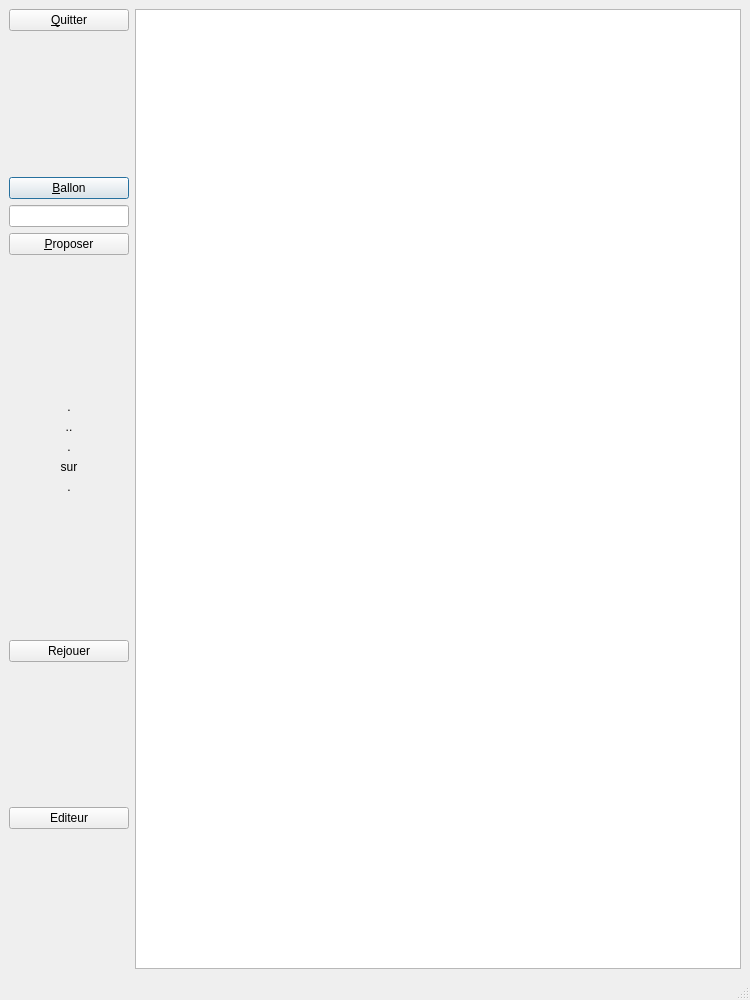
Txikilinux/leterrier-calculment, file exercice.ui: the form before one commit.
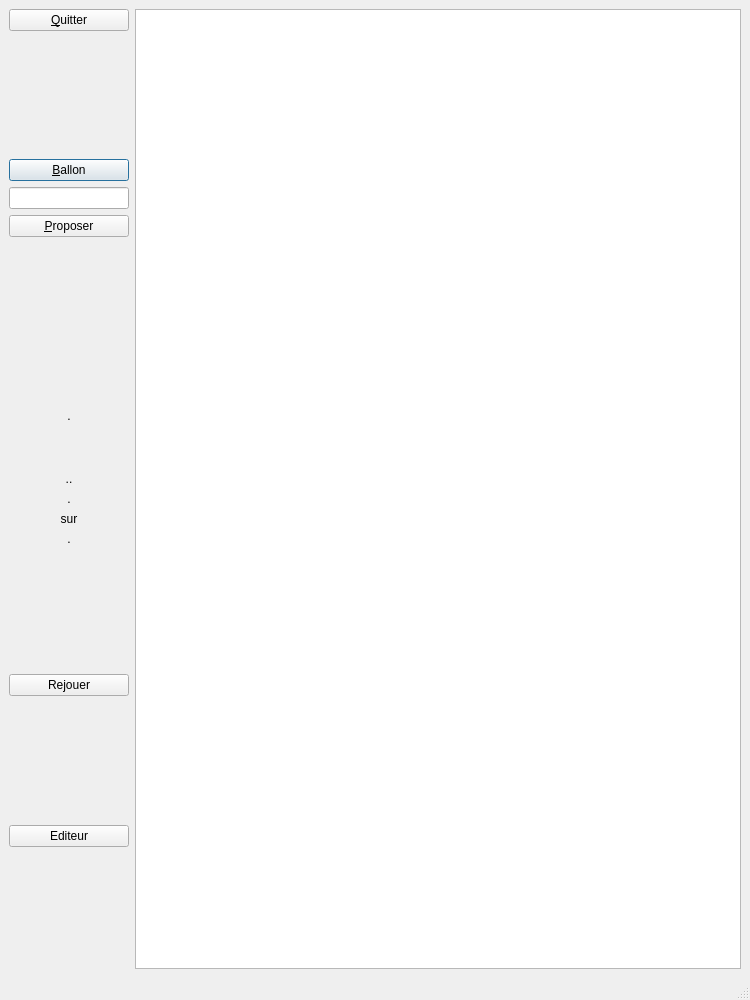
The form after the commit.

Commit message: Mise d'un min de 100x100 au label image réponse de l'exercice

The edit to the form file:
```diff
--- a/exercice.ui
+++ b/exercice.ui
@@ -124,6 +124,12 @@
        <layout class="QVBoxLayout" name="verticalLayout_2">
         <item>
          <widget class="QLabel" name="lblImgMsg">
+          <property name="minimumSize">
+           <size>
+            <width>100</width>
+            <height>100</height>
+           </size>
+          </property>
           <property name="maximumSize">
            <size>
             <width>120</width>
```
The commit also changes 1 other file.
